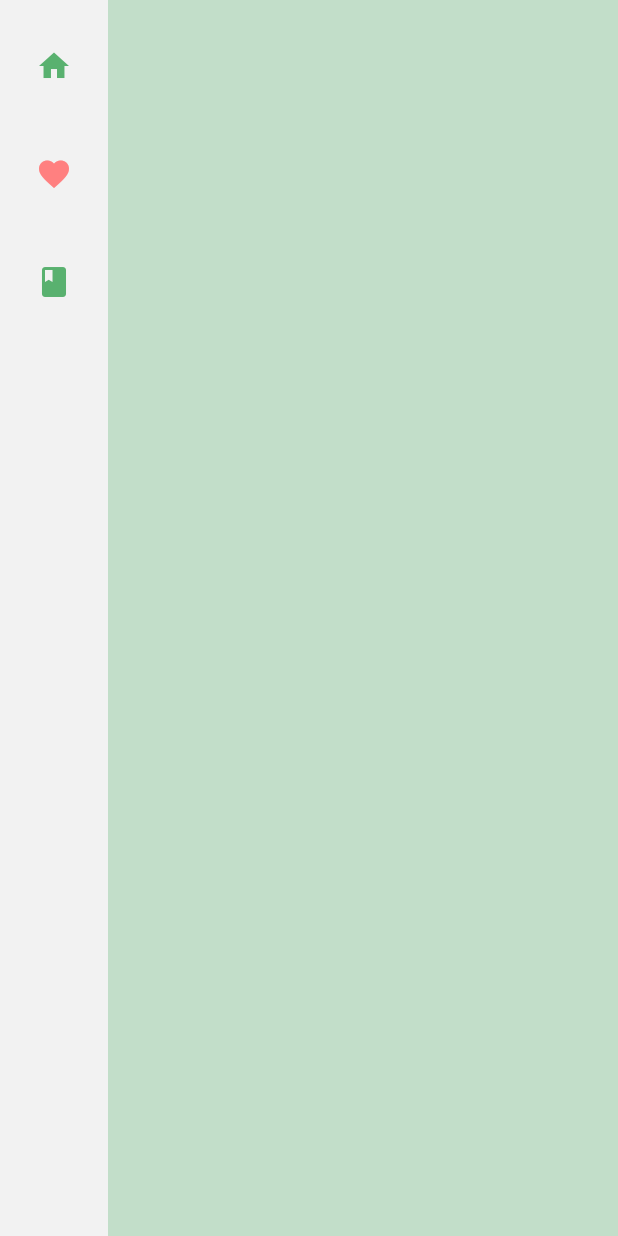
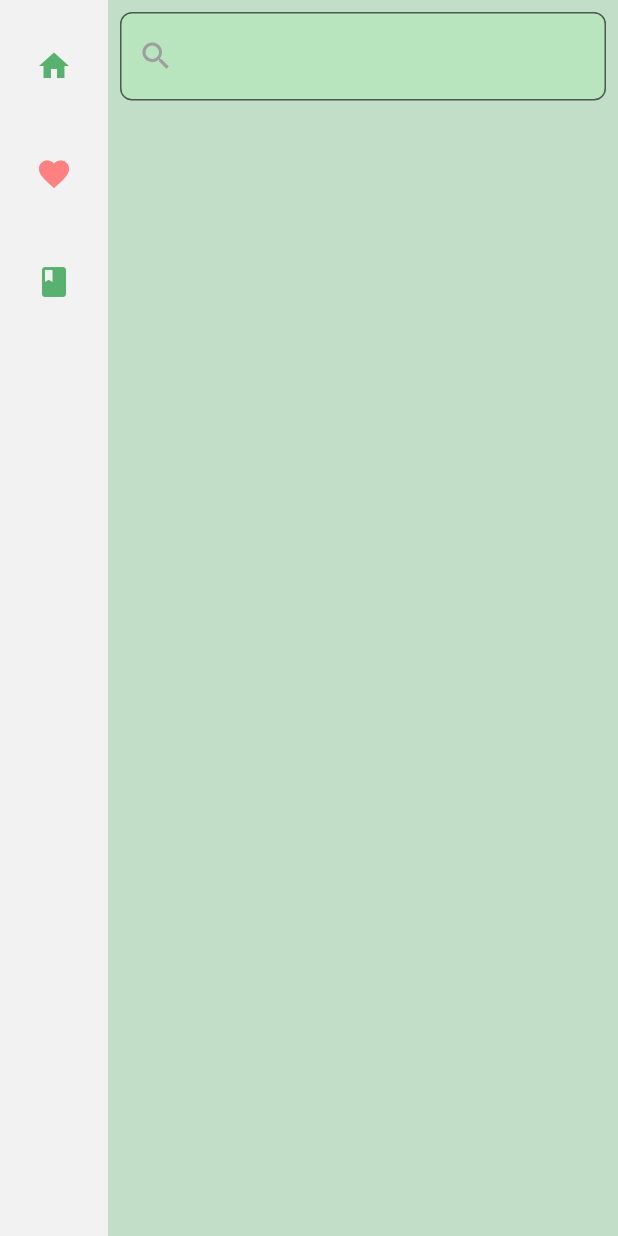
Before and after one commit to valexand-ulb/codex-woltiensis, a Flutter app: the screen it shows after launch, after a tap on "Favorites", on a phone screen of 412 x 824 dp. Run offline on Flutter 3.47's test engine with Material 2 defaults, Android fonts, the phone set to English and light mode, and no system bars; our stand-ins replace sqflite; accounts and stored records are empty.

Commit message:
added searchbar in liked sons

```diff
--- a/lib/view/liked_page.dart
+++ b/lib/view/liked_page.dart
@@ -22,11 +22,25 @@ class LikedPage extends StatelessWidget {
   @override
   Widget build(BuildContext context) {
     return Scaffold(
-      body: GridView.count(
-        crossAxisCount: 2,
-        padding: const EdgeInsets.all(6.0),
-        childAspectRatio: 8.0 / 10.0,
-        children: _buildGridCards(ListedSong.instance.likedSongs.length),
+      body: Column(
+        children: [
+          const Padding(
+            padding: EdgeInsets.all(8.0),
+            child: TextField(
+              decoration: InputDecoration(
+                prefixIcon: Icon(Icons.search, color: Colors.grey),
+              ),
+            ),
+          ),
+          Expanded(
+            child: GridView.count(
+              crossAxisCount: 2,
+              padding: const EdgeInsets.all(6.0),
+              childAspectRatio: 8.0 / 10.0,
+              children: _buildGridCards(ListedSong.instance.likedSongs.length),
+            ),
+          ),
+        ],
       ),
     );
   }
```
